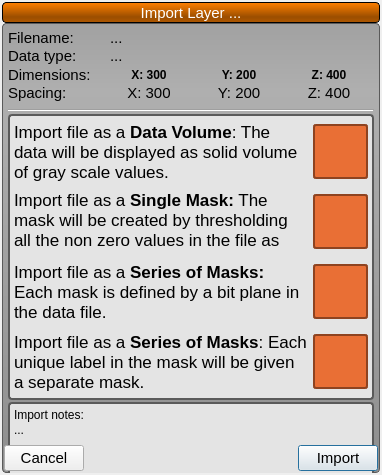
SCIInstitute/Seg3D, file src/Interface/AppInterface/LayerImporterWidget.ui: the form before one commit.
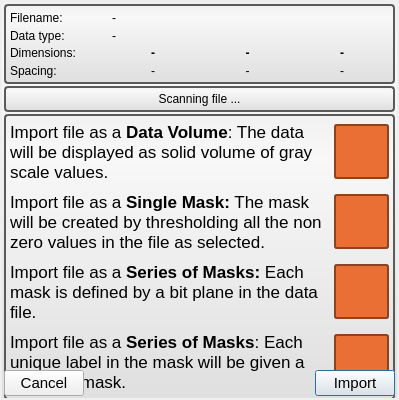
The form after the commit.

Commit message: Restructuring import model, so most reads are done asynchronously and updating the interface and fixing UI issues.

Diff of the .ui file:
```diff
--- a/src/Interface/AppInterface/LayerImporterWidget.ui
+++ b/src/Interface/AppInterface/LayerImporterWidget.ui
@@ -6,20 +6,20 @@
    <rect>
     <x>0</x>
     <y>0</y>
-    <width>382</width>
-    <height>475</height>
-   </rect>
-  </property>
-  <property name="sizePolicy">
-   <sizepolicy hsizetype="Preferred" vsizetype="MinimumExpanding">
-    <horstretch>0</horstretch>
-    <verstretch>0</verstretch>
-   </sizepolicy>
-  </property>
-  <property name="minimumSize">
-   <size>
-    <width>0</width>
+    <width>399</width>
     <height>400</height>
+   </rect>
+  </property>
+  <property name="sizePolicy">
+   <sizepolicy hsizetype="Preferred" vsizetype="MinimumExpanding">
+    <horstretch>0</horstretch>
+    <verstretch>0</verstretch>
+   </sizepolicy>
+  </property>
+  <property name="minimumSize">
+   <size>
+    <width>0</width>
+    <height>100</height>
    </size>
   </property>
   <property name="font">
@@ -29,14 +29,19 @@
   </property>
   <property name="styleSheet">
    <string notr="true">QFrame#importer_options_{
-  background-color: rgb(228,228,228);
+  background-color: qlineargradient(spread:pad, x1:0.5, y1:0, x2:0.5, y2:0.960227, stop:0 rgba(241, 241, 241, 255), stop:0.155779 rgba(248, 248, 248, 255), stop:1 rgba(224, 224, 224, 255));
   border: 2px solid rgb(90,90,90);
   border-radius: 4px;
 }
 
+QFrame#scanning_file_{
+  background-color: qlineargradient(spread:pad, x1:0.5, y1:0, x2:0.5, y2:0.960227, stop:0 rgba(241, 241, 241, 255), stop:0.155779 rgba(248, 248, 248, 255), stop:1 rgba(224, 224, 224, 255));
+  border: 2px solid rgb(90,90,90);
+  border-radius: 4px;
+}
 
-QFrame#import_notes_frame_{
-  background-color: rgb(228,228,228);
+QFrame#file_info_{
+  background-color: qlineargradient(spread:pad, x1:0.5, y1:0, x2:0.5, y2:0.960227, stop:0 rgba(241, 241, 241, 255), stop:0.155779 rgba(248, 248, 248, 255), stop:1 rgba(224, 224, 224, 255));
   border: 2px solid rgb(90,90,90);
   border-radius: 4px;
 }
@@ -70,124 +75,44 @@
   border: none;
 }
 
-
-QWidget#group_header_{
-  background-color: qlineargradient(spread:pad, x1:0.5, y1:0, x2:0.5, y2:0.960227, stop:0 rgba(25, 25, 25, 0), stop:0.753769 rgba(0, 0, 0, 100), stop:1 rgba(0, 0, 0, 84));
-    border-radius: 4px;
-  border: 1px solid black;
+QWidget#main_{
+  background-color: qlineargradient(spread:pad, x1:0.5, y1:0, x2:0.5, y2:0.960227, stop:0 rgba(241, 241, 241, 255), stop:0.155779 rgba(248, 248, 248, 255), stop:1 rgba(224, 224, 224, 255));
 }
-
-QWidget#group_background_{
-  background-color: rgb(255, 128, 0);
-    border-radius: 6px;
-}
-
-QWidget#LayerGroupWidget{
-  background-color: rgb(110, 110, 110);
-  border-radius:6px;
-}
-
-
-QWidget#group_{
-  border-radius: 4px;
-  border: 1px solid rgb(90, 90, 90);
-  background-color: qlineargradient(spread:pad, x1:0.5, y1:0, x2:0.5, y2:0.960227, stop:0 rgba(161, 161, 161, 255), stop:0.155779 rgba(175, 175, 175, 255), stop:1 rgba(144, 144, 144, 255));
-}</string>
+</string>
   </property>
   <layout class="QVBoxLayout" name="verticalLayout_10">
    <property name="spacing">
     <number>0</number>
    </property>
    <property name="sizeConstraint">
-    <enum>QLayout::SetNoConstraint</enum>
+    <enum>QLayout::SetMinimumSize</enum>
    </property>
    <property name="margin">
     <number>2</number>
    </property>
    <item>
-    <widget class="QWidget" name="group_background_" native="true">
+    <widget class="QWidget" name="main_" native="true">
      <property name="sizePolicy">
-      <sizepolicy hsizetype="Preferred" vsizetype="Fixed">
+      <sizepolicy hsizetype="Preferred" vsizetype="Minimum">
        <horstretch>0</horstretch>
        <verstretch>0</verstretch>
       </sizepolicy>
      </property>
      <property name="minimumSize">
       <size>
-       <width>201</width>
-       <height>21</height>
+       <width>0</width>
+       <height>100</height>
       </size>
      </property>
-     <property name="maximumSize">
-      <size>
-       <width>16777215</width>
-       <height>21</height>
-      </size>
-     </property>
-     <layout class="QHBoxLayout" name="horizontalLayout_13">
-      <property name="spacing">
-       <number>0</number>
-      </property>
-      <property name="margin">
-       <number>0</number>
-      </property>
-      <item>
-       <widget class="QWidget" name="group_header_" native="true">
-        <property name="sizePolicy">
-         <sizepolicy hsizetype="Preferred" vsizetype="Preferred">
-          <horstretch>0</horstretch>
-          <verstretch>0</verstretch>
-         </sizepolicy>
-        </property>
-        <property name="minimumSize">
-         <size>
-          <width>215</width>
-          <height>21</height>
-         </size>
-        </property>
-        <property name="maximumSize">
-         <size>
-          <width>16777215</width>
-          <height>21</height>
-         </size>
-        </property>
-        <layout class="QHBoxLayout" name="horizontalLayout">
-         <property name="spacing">
-          <number>0</number>
-         </property>
-         <property name="margin">
-          <number>0</number>
-         </property>
-         <item>
-          <widget class="QLabel" name="import_layer_label_">
-           <property name="text">
-            <string>Import Layer ...</string>
-           </property>
-           <property name="alignment">
-            <set>Qt::AlignCenter</set>
-           </property>
-           <property name="margin">
-            <number>0</number>
-           </property>
-          </widget>
-         </item>
-        </layout>
-       </widget>
-      </item>
-     </layout>
-    </widget>
-   </item>
-   <item>
-    <widget class="QWidget" name="group_" native="true">
      <layout class="QVBoxLayout" name="verticalLayout_9">
       <property name="spacing">
-       <number>0</number>
+       <number>2</number>
       </property>
       <property name="margin">
        <number>2</number>
       </property>
       <item>
-       <widget class="QWidget" name="info_" native="true">
+       <widget class="QFrame" name="file_info_">
         <property name="minimumSize">
          <size>
           <width>0</width>
@@ -237,7 +162,7 @@
            <item>
             <widget class="QLabel" name="filename_">
              <property name="text">
-              <string>...</string>
+              <string>-</string>
              </property>
             </widget>
            </item>
@@ -267,7 +192,7 @@
            <item>
             <widget class="QLabel" name="data_type_">
              <property name="text">
-              <string>...</string>
+              <string>-</string>
              </property>
             </widget>
            </item>
@@ -312,7 +237,7 @@
               </font>
              </property>
              <property name="text">
-              <string>X: 300</string>
+              <string>-</string>
              </property>
              <property name="alignment">
               <set>Qt::AlignCenter</set>
@@ -334,7 +259,7 @@
               </font>
              </property>
              <property name="text">
-              <string>Y: 200</string>
+              <string>-</string>
              </property>
              <property name="alignment">
               <set>Qt::AlignCenter</set>
@@ -356,7 +281,7 @@
               </font>
              </property>
              <property name="text">
-              <string>Z: 400</string>
+              <string>-</string>
              </property>
              <property name="alignment">
               <set>Qt::AlignCenter</set>
@@ -395,7 +320,7 @@
            <item>
             <widget class="QLabel" name="x_spacing_">
              <property name="text">
-              <string>X: 300</string>
+              <string>-</string>
              </property>
              <property name="alignment">
               <set>Qt::AlignCenter</set>
@@ -405,7 +330,7 @@
            <item>
             <widget class="QLabel" name="y_spacing_">
              <property name="text">
-              <string>Y: 200</string>
+              <string>-</string>
              </property>
              <property name="alignment">
               <set>Qt::AlignCenter</set>
@@ -415,7 +340,7 @@
            <item>
             <widget class="QLabel" name="z_spacing_">
              <property name="text">
-              <string>Z: 400</string>
+              <string>-</string>
              </property>
              <property name="alignment">
               <set>Qt::AlignCenter</set>
@@ -428,34 +353,31 @@
        </widget>
       </item>
       <item>
-       <widget class="QWidget" name="import_options_" native="true">
-        <property name="sizePolicy">
-         <sizepolicy hsizetype="Preferred" vsizetype="MinimumExpanding">
-          <horstretch>0</horstretch>
-          <verstretch>0</verstretch>
-         </sizepolicy>
+       <widget class="QFrame" name="scanning_file_">
+        <property name="frameShape">
+         <enum>QFrame::StyledPanel</enum>
         </property>
-        <property name="minimumSize">
-         <size>
-          <width>0</width>
-          <height>280</height>
-         </size>
+        <property name="frameShadow">
+         <enum>QFrame::Raised</enum>
         </property>
-        <layout class="QVBoxLayout" name="verticalLayout_23">
+        <layout class="QVBoxLayout" name="verticalLayout_2">
          <property name="spacing">
-          <number>2</number>
-         </property>
-         <property name="sizeConstraint">
-          <enum>QLayout::SetMinimumSize</enum>
+          <number>1</number>
          </property>
          <property name="margin">
           <number>4</number>
          </property>
          <item>
-          <widget class="Line" name="line_2">
-           <property name="orientation">
-            <enum>Qt::Horizontal</enum>
+          <widget class="QLabel" name="scanning_file_label_">
+           <property name="text">
+            <string>Scanning file ...</string>
            </property>
+           <property name="alignment">
+            <set>Qt::AlignCenter</set>
+           </property>
+          </widget>
+         </item>
+        </layout>
           </widget>
          </item>
          <item>
@@ -514,6 +436,11 @@
                 <height>64</height>
                </size>
               </property>
+           <property name="font">
+            <font>
+             <pointsize>10</pointsize>
+            </font>
+           </property>
               <property name="text">
                <string>&lt;!DOCTYPE HTML PUBLIC &quot;-//W3C//DTD HTML 4.0//EN&quot; &quot;http://www.w3.org/TR/REC-html40/strict.dtd&quot;&gt;
 &lt;html&gt;&lt;head&gt;&lt;meta name=&quot;qrichtext&quot; content=&quot;1&quot; /&gt;&lt;style type=&quot;text/css&quot;&gt;
@@ -524,6 +451,9 @@
               <property name="textFormat">
                <enum>Qt::RichText</enum>
               </property>
+           <property name="scaledContents">
+            <bool>false</bool>
+           </property>
               <property name="alignment">
                <set>Qt::AlignLeading|Qt::AlignLeft|Qt::AlignVCenter</set>
               </property>
@@ -571,6 +501,11 @@
                 <height>64</height>
                </size>
               </property>
+           <property name="font">
+            <font>
+             <pointsize>10</pointsize>
+            </font>
+           </property>
               <property name="text">
                <string>&lt;!DOCTYPE HTML PUBLIC &quot;-//W3C//DTD HTML 4.0//EN&quot; &quot;http://www.w3.org/TR/REC-html40/strict.dtd&quot;&gt;
 &lt;html&gt;&lt;head&gt;&lt;meta name=&quot;qrichtext&quot; content=&quot;1&quot; /&gt;&lt;style type=&quot;text/css&quot;&gt;
@@ -581,6 +516,9 @@
               <property name="textFormat">
                <enum>Qt::RichText</enum>
               </property>
+           <property name="scaledContents">
+            <bool>false</bool>
+           </property>
               <property name="wordWrap">
                <bool>true</bool>
               </property>
@@ -622,6 +560,11 @@
                 <height>64</height>
                </size>
               </property>
+           <property name="font">
+            <font>
+             <pointsize>10</pointsize>
+            </font>
+           </property>
               <property name="text">
                <string>&lt;!DOCTYPE HTML PUBLIC &quot;-//W3C//DTD HTML 4.0//EN&quot; &quot;http://www.w3.org/TR/REC-html40/strict.dtd&quot;&gt;
 &lt;html&gt;&lt;head&gt;&lt;meta name=&quot;qrichtext&quot; content=&quot;1&quot; /&gt;&lt;style type=&quot;text/css&quot;&gt;
@@ -648,6 +591,11 @@
                 <height>64</height>
                </size>
               </property>
+           <property name="font">
+            <font>
+             <pointsize>10</pointsize>
+            </font>
+           </property>
               <property name="text">
                <string>&lt;!DOCTYPE HTML PUBLIC &quot;-//W3C//DTD HTML 4.0//EN&quot; &quot;http://www.w3.org/TR/REC-html40/strict.dtd&quot;&gt;
 &lt;html&gt;&lt;head&gt;&lt;meta name=&quot;qrichtext&quot; content=&quot;1&quot; /&gt;&lt;style type=&quot;text/css&quot;&gt;
@@ -702,73 +650,20 @@
           </widget>
          </item>
          <item>
-          <widget class="QFrame" name="import_notes_frame_">
-           <property name="frameShape">
-            <enum>QFrame::StyledPanel</enum>
-           </property>
-           <property name="frameShadow">
-            <enum>QFrame::Raised</enum>
-           </property>
-           <layout class="QVBoxLayout" name="verticalLayout_2">
-            <property name="spacing">
-             <number>1</number>
-            </property>
-            <property name="margin">
-             <number>4</number>
-            </property>
-            <item>
-             <widget class="QLabel" name="import_notes_label_">
-              <property name="text">
-               <string>Import notes:</string>
-              </property>
-             </widget>
-            </item>
-            <item>
-             <widget class="QLabel" name="import_notes_">
-              <property name="sizePolicy">
-               <sizepolicy hsizetype="Preferred" vsizetype="Minimum">
-                <horstretch>0</horstretch>
-                <verstretch>0</verstretch>
-               </sizepolicy>
-              </property>
-              <property name="minimumSize">
-               <size>
-                <width>0</width>
-                <height>48</height>
-               </size>
-              </property>
-              <property name="text">
-               <string>...</string>
-              </property>
-              <property name="alignment">
-               <set>Qt::AlignLeading|Qt::AlignLeft|Qt::AlignTop</set>
-              </property>
-              <property name="wordWrap">
-               <bool>true</bool>
-              </property>
-             </widget>
-            </item>
-           </layout>
-          </widget>
-         </item>
-         <item>
-          <spacer name="verticalSpacer">
+       <spacer name="vertical_spacer_">
            <property name="orientation">
             <enum>Qt::Vertical</enum>
            </property>
            <property name="sizeHint" stdset="0">
             <size>
-             <width>20</width>
-             <height>40</height>
+          <width>0</width>
+          <height>0</height>
             </size>
            </property>
           </spacer>
          </item>
-        </layout>
-       </widget>
-      </item>
       <item>
-       <layout class="QHBoxLayout" name="horizontalLayout_5">
+       <layout class="QHBoxLayout" name="control_bar_">
         <item>
          <widget class="QPushButton" name="cancel_button_">
           <property name="text">
@@ -777,7 +672,7 @@
          </widget>
         </item>
         <item>
-         <spacer name="horizontalSpacer">
+         <spacer name="horizontal_space_">
           <property name="orientation">
            <enum>Qt::Horizontal</enum>
           </property>
```
Lines whose indentation alone changed are shown as unchanged. The commit also changes 53 other files.
